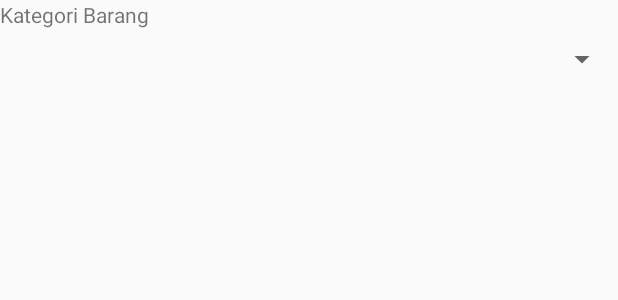
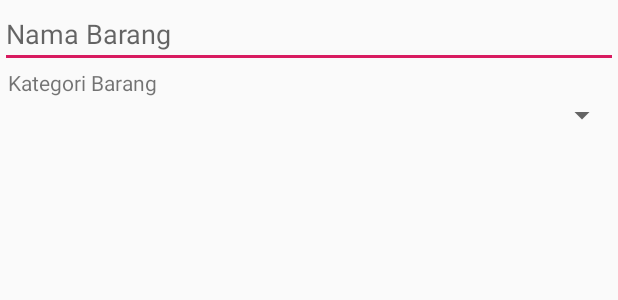
Before and after one commit to aldyarief/Alea, an Android app: the layout activity_master_barang.xml on its own in the app's theme, with its tools: preview values and no code run, on a phone screen of 412 x 824 dp. Shown: the top 300 px of the screen. Run offline under Robolectric (Android 15) with nearby library versions, the phone set to English and light mode, and no system bars; network calls fail.

Commit message:
spinner dropdown

```diff
--- a/app/src/main/res/layout/activity_master_barang.xml
+++ b/app/src/main/res/layout/activity_master_barang.xml
@@ -5,18 +5,25 @@
     android:layout_height="match_parent"
     tools:context=".MasterBarang">
 
+    <EditText
+        android:id="@+id/ednambar"
+        android:layout_width="match_parent"
+        android:layout_height="wrap_content"
+        android:hint="Nama Barang"/>
 
     <TextView
-        android:id="@+id/katbar"
+        android:id="@+id/txgroup"
         android:layout_width="wrap_content"
         android:layout_height="wrap_content"
-        android:text="Kategori Barang" />
+        android:text="Kategori Barang"
+        android:layout_marginLeft="5dp"
+        android:layout_below="@+id/ednambar"/>
+
     <Spinner
-        android:padding="20dp"
         android:id="@+id/Spinner"
-        android:layout_width="match_parent"
+        android:layout_width="fill_parent"
         android:layout_height="wrap_content"
-        android:layout_below="@+id/katbar"></Spinner>
-
+        android:layout_below="@+id/txgroup">
+        </Spinner>
 
 </RelativeLayout>
--- a/app/src/main/res/values/styles.xml
+++ b/app/src/main/res/values/styles.xml
@@ -3,7 +3,7 @@
     <!-- Base application theme. -->
     <style name="AppTheme" parent="Theme.AppCompat.Light.DarkActionBar">
         <!-- Customize your theme here. -->
-        <item name="colorPrimary">@color/colorPrimary</item>
+        <item name="colorPrimary">@color/cardview_shadow_start_color</item>
         <item name="colorPrimaryDark">@color/colorPrimaryDark</item>
         <item name="colorAccent">@color/colorAccent</item>
     </style>
```
Also changed, not shown: app/src/main/java/com/example/alea/MasterBarang.java (+5 -4 lines).
